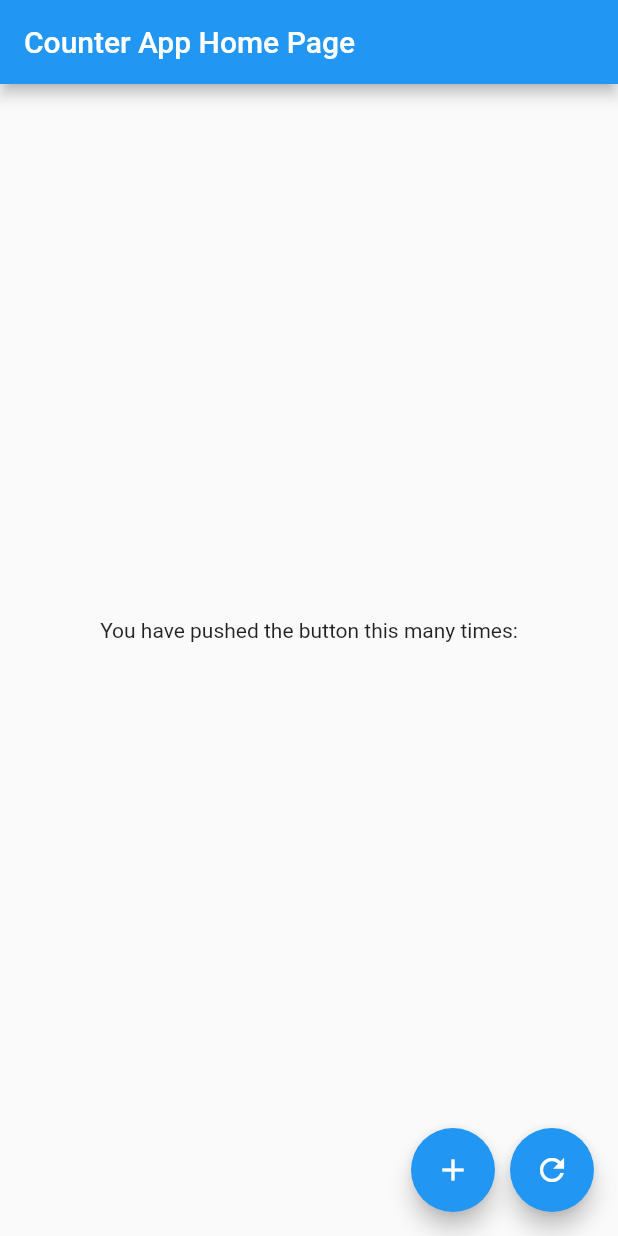
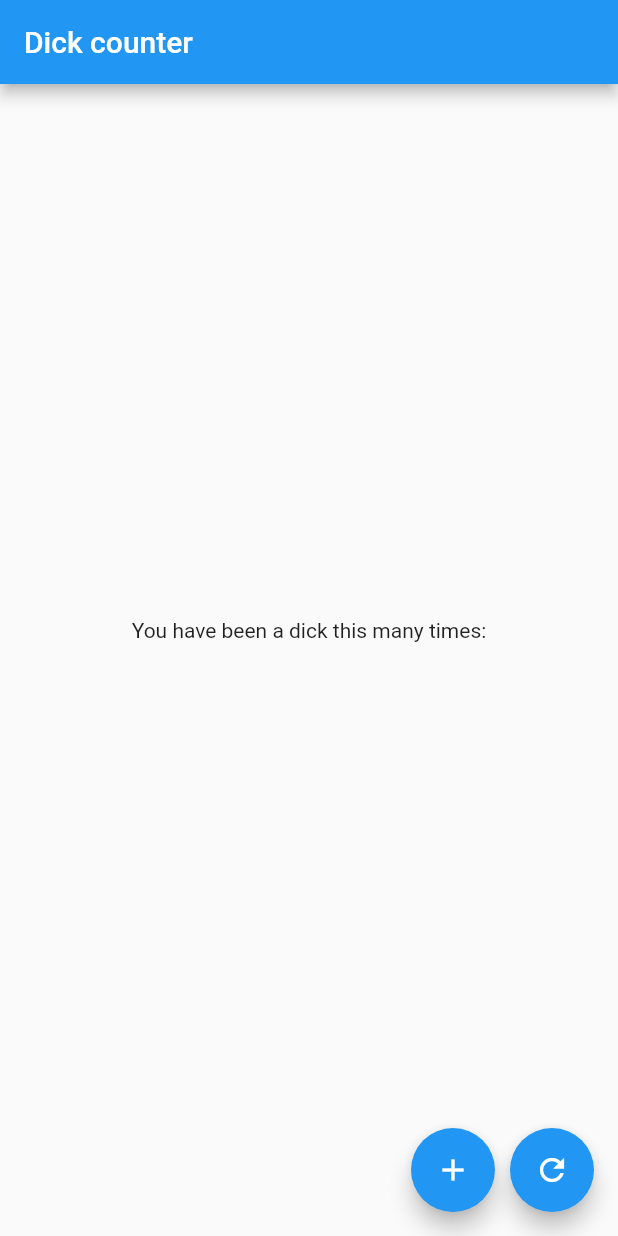
Before and after one commit to dart-ogurets/dart-full-api-ogurets-flutter, a Flutter app: the screen it shows after launch, on a phone screen of 412 x 824 dp. Run offline on Flutter 3.47's test engine with Material 2 defaults, Android fonts, the phone set to English and light mode, and no system bars; our stand-ins replace rxdart; missing offline and left inert: counterapi, openapi_dart_common.

Commit message:
reformat code

```diff
--- a/example_mobile_client/lib/common.dart
+++ b/example_mobile_client/lib/common.dart
@@ -1,4 +1,3 @@
-
 import 'package:openapi_dart_common/openapi.dart';
 import 'package:counterapi/api.dart';
 
@@ -8,8 +7,8 @@ class Common {
 
   Common() {
     _apiClient = ApiClient(
-      basePath: "http://localhost:8076",
-      deserializeDelegate: LocalApiClient());
-      counterServiceApi = CounterServiceApi(_apiClient);
-    }
+        basePath: "http://localhost:8076",
+        deserializeDelegate: LocalApiClient());
+    counterServiceApi = CounterServiceApi(_apiClient);
   }
+}
--- a/example_mobile_client/lib/main.dart
+++ b/example_mobile_client/lib/main.dart
@@ -5,26 +5,22 @@ import 'package:flutter/material.dart';
 import 'counter_bloc.dart';
 
 void main() {
-
   runApp(MyApp());
 }
 
-
 class MyApp extends StatelessWidget {
-  final common= Common();
+  final common = Common();
 
   @override
   Widget build(BuildContext context) {
-
     final _bloc = CounterBloc(common);
 
     return CounterBlocContext(
-      child: MaterialApp(
-        title: 'Counter App',
-        home: MyHomePage(title: 'Counter App Home Page'),
-      ),
-      bloc: _bloc
-    );
+        child: MaterialApp(
+          title: 'Counter App',
+          home: MyHomePage(title: 'Dick counter'),
+        ),
+        bloc: _bloc);
   }
 }
 
@@ -48,7 +44,7 @@ class MyHomePage extends StatelessWidget {
                     mainAxisAlignment: MainAxisAlignment.center,
                     children: <Widget>[
                       Text(
-                        'You have pushed the button this many times:',
+                        'You have been a dick this many times:',
                       ),
                       Text(
                         '${snapshot.data.amount.toString()}',
@@ -86,11 +82,8 @@ class MyHomePage extends StatelessWidget {
 class CounterBlocContext extends InheritedWidget {
   final CounterBloc bloc;
 
-  CounterBlocContext({Key key,
-    @required this.bloc,
-    @required Widget child})
-      :
-        assert(bloc != null),
+  CounterBlocContext({Key key, @required this.bloc, @required Widget child})
+      : assert(bloc != null),
         assert(child != null),
         super(key: key, child: child);
 
```
Also changed, not shown: example_mobile_client/lib/counter_bloc.dart (+3 -6 lines).
